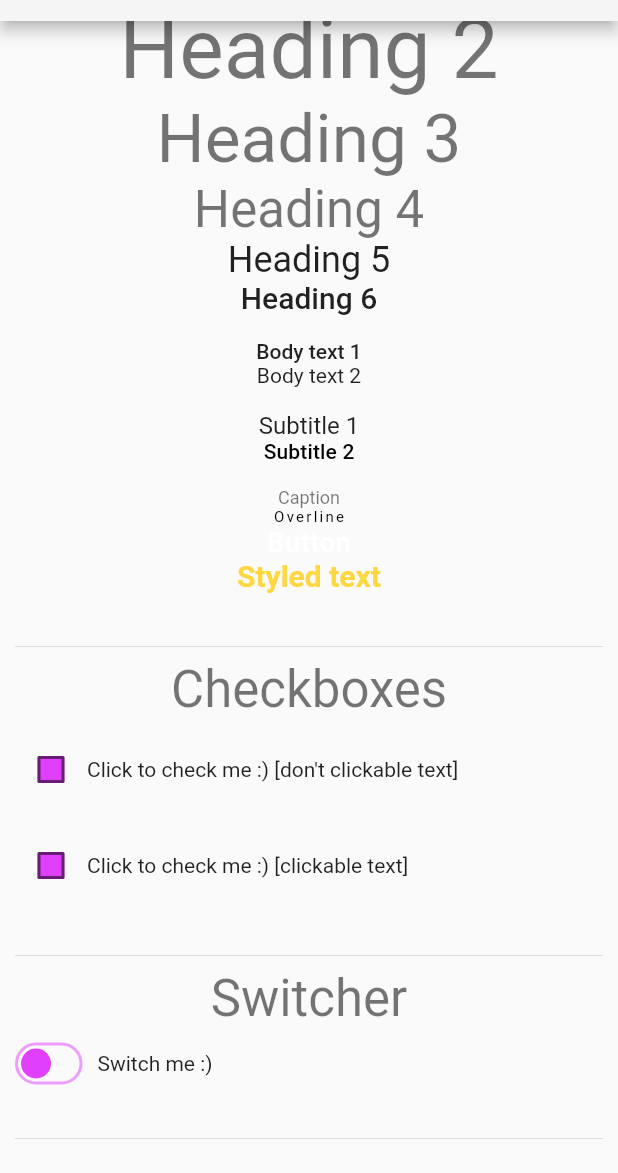
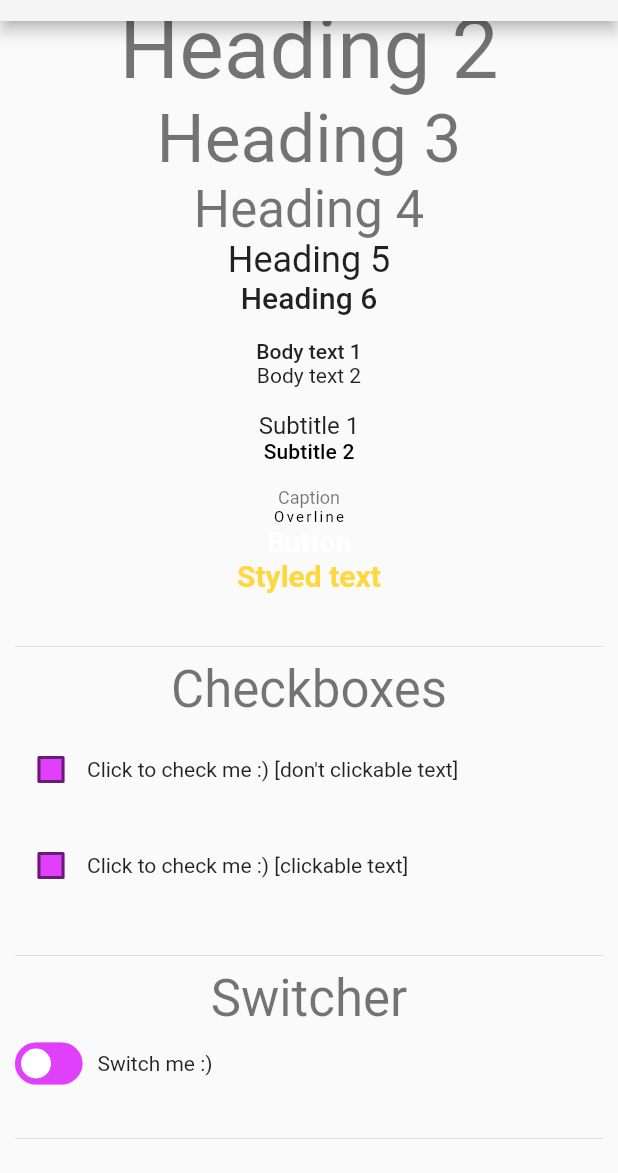
Before and after one commit to f0cuSsss/flutter_focUI_package, a Flutter app: the screen it shows after launch, scrolled down 2575 dp, on a phone screen of 412 x 824 dp, the part 63-1236 px from its top. Run offline on Flutter 3.47's test engine with Material 2 defaults, Android fonts, the phone set to English and light mode, and no system bars.

Commit message:
fixed display bug

```diff
--- a/lib/ui/f_switch.dart
+++ b/lib/ui/f_switch.dart
@@ -64,9 +64,8 @@ class _fSwitchState extends State<fSwitch> with SingleTickerProviderStateMixin {
                 height: 28.0,
                 decoration: BoxDecoration(
                   borderRadius: BorderRadius.circular(24.0),
-                  color: _circleAnimation.value == Alignment.centerLeft
-                      ? Colors.transparent
-                      : widget.selectedColor,
+                  color:
+                      widget.value ? Colors.transparent : widget.selectedColor,
                   border: Border.all(
                     color: widget.selectedColor.withOpacity(0.5),
                     width: 2,
@@ -88,9 +87,8 @@ class _fSwitchState extends State<fSwitch> with SingleTickerProviderStateMixin {
                       height: 20.0,
                       decoration: BoxDecoration(
                         shape: BoxShape.circle,
-                        color: _circleAnimation.value == Alignment.centerLeft
-                            ? widget.selectedColor
-                            : Colors.white,
+                        color:
+                            widget.value ? widget.selectedColor : Colors.white,
                       ),
                     ),
                   ),
```
